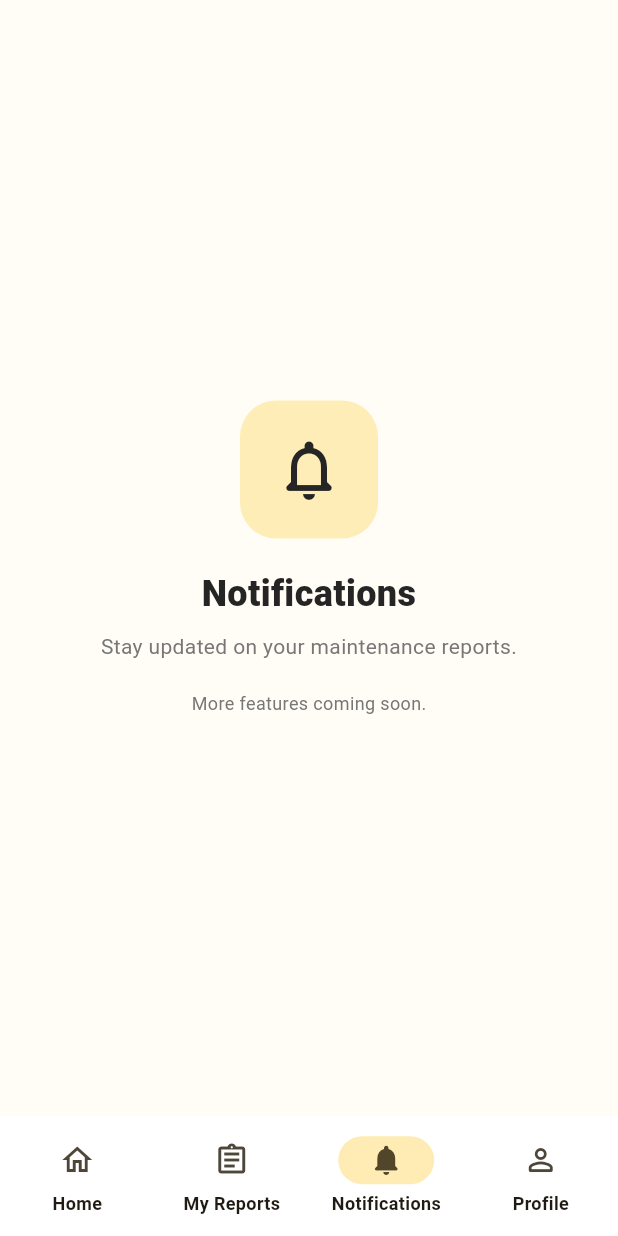
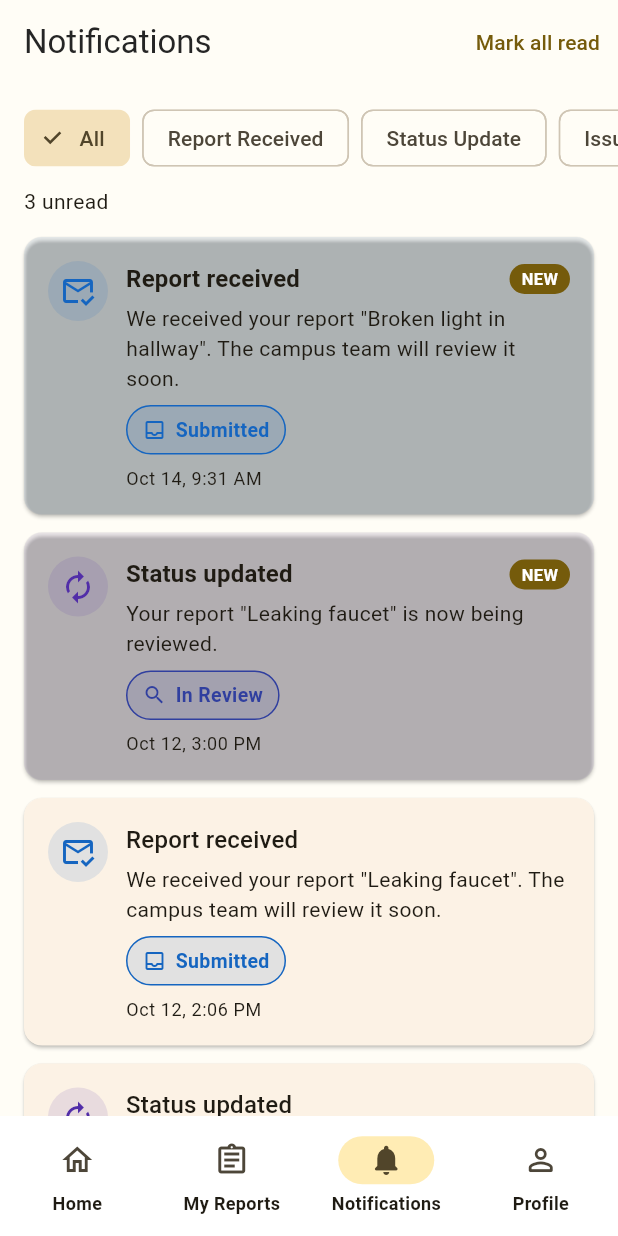
Before and after one commit to karenangco24-source/QuickFix, a Flutter app: the screen it shows after launch, item 3 of the bottom bar chosen, on a phone screen of 412 x 824 dp. Run offline on Flutter 3.47's test engine with Material 3 defaults, Android fonts, the phone set to English and light mode, and no system bars; our stand-ins replace image_picker.

Commit message:
Add Notifications screen with MVVM

```diff
--- /dev/null
+++ b/lib/models/app_notification.dart
@@ -0,0 +1,41 @@
+import 'notification_type.dart';
+import 'report_status.dart';
+
+/// Immutable notification model.
+/// Named AppNotification to avoid clashing with Flutter's own Notification class.
+class AppNotification {
+  const AppNotification({
+    required this.id,
+    required this.type,
+    required this.title,
+    required this.message,
+    required this.reportId,
+    required this.createdAt,
+    this.status,
+    this.isRead = false,
+  });
+
+  final String id;
+  final NotificationType type;
+  final String title;
+  final String message;
+  final String reportId;
+  final DateTime createdAt;
+
+  /// The report status this notification is about (shown as a status chip).
+  final ReportStatus? status;
+  final bool isRead;
+
+  AppNotification copyWith({bool? isRead}) {
+    return AppNotification(
+      id: id,
+      type: type,
+      title: title,
+      message: message,
+      reportId: reportId,
+      createdAt: createdAt,
+      status: status,
+      isRead: isRead ?? this.isRead,
+    );
+  }
+}
--- /dev/null
+++ b/lib/models/notification_type.dart
@@ -0,0 +1,19 @@
+/// The three kinds of notification the app shows.
+/// No Flutter/UI imports here: icons and colors live in
+/// widgets/notification_style.dart.
+enum NotificationType {
+  reportReceived,
+  statusUpdate,
+  issueResolved;
+
+  String get label {
+    switch (this) {
+      case NotificationType.reportReceived:
+        return 'Report Received';
+      case NotificationType.statusUpdate:
+        return 'Status Update';
+      case NotificationType.issueResolved:
+        return 'Issue Resolved';
+    }
+  }
+}
--- a/lib/navigation/main_navigation.dart
+++ b/lib/navigation/main_navigation.dart
@@ -1,6 +1,7 @@
 
 import 'package:flutter/material.dart';
 
+import '../screens/notifications_screen.dart';
 import '../screens/home_screen.dart';
 import '../screens/my_reports_screen.dart';
 import '../screens/placeholder_screen.dart';
@@ -39,11 +40,7 @@ class _MainNavigationState extends State<MainNavigation> {
         onNotificationsTap: () => _selectTab(2),
       ),
       const MyReportsScreen(),
-      const PlaceholderScreen(
-        title: 'Notifications',
-        subtitle: 'Stay updated on your maintenance reports.',
-        icon: Icons.notifications_none_rounded,
-      ),
+      const NotificationsScreen(),
       const PlaceholderScreen(
         title: 'Profile',
         subtitle: 'Manage your account and preferences.',
--- /dev/null
+++ b/lib/repositories/mock_notification_repository.dart
@@ -0,0 +1,73 @@
+import '../models/app_notification.dart';
+import '../models/notification_type.dart';
+import '../models/report_status.dart';
+import 'notification_repository.dart';
+
+/// Prototype data source. Swap for a real implementation later.
+class MockNotificationRepository implements NotificationRepository {
+  @override
+  Future<List<AppNotification>> getNotifications() async {
+    await Future<void>.delayed(const Duration(milliseconds: 400));
+    return _notifications;
+  }
+
+  static final List<AppNotification> _notifications = [
+    AppNotification(
+      id: 'N-001',
+      type: NotificationType.reportReceived,
+      title: 'Report received',
+      message: 'We received your report "Broken light in hallway". The campus team will review it soon.',
+      reportId: 'R-1001',
+      status: ReportStatus.submitted,
+      createdAt: DateTime(2026, 10, 14, 9, 31),
+    ),
+    AppNotification(
+      id: 'N-002',
+      type: NotificationType.statusUpdate,
+      title: 'Status updated',
+      message: 'Your report "Leaking faucet" is now being reviewed.',
+      reportId: 'R-1002',
+      status: ReportStatus.inReview,
+      createdAt: DateTime(2026, 10, 12, 15, 0),
+    ),
+    AppNotification(
+      id: 'N-003',
+      type: NotificationType.reportReceived,
+      title: 'Report received',
+      message: 'We received your report "Leaking faucet". The campus team will review it soon.',
+      reportId: 'R-1002',
+      status: ReportStatus.submitted,
+      isRead: true,
+      createdAt: DateTime(2026, 10, 12, 14, 6),
+    ),
+    AppNotification(
+      id: 'N-004',
+      type: NotificationType.statusUpdate,
+      title: 'Status updated',
+      message: 'A staff member is now working on your report "Weak Wi-Fi signal".',
+      reportId: 'R-1003',
+      status: ReportStatus.inProgress,
+      isRead: true,
+      createdAt: DateTime(2026, 10, 10, 14, 0),
+    ),
+    AppNotification(
+      id: 'N-005',
+      type: NotificationType.issueResolved,
+      title: 'Issue resolved',
+      message: 'Your report "Projector not working" has been fixed. Please tell us if the problem returns.',
+      reportId: 'R-1005',
+      status: ReportStatus.resolved,
+      createdAt: DateTime(2026, 10, 6, 10, 0),
+    ),
+    AppNotification(
+      id: 'N-006',
+      type: NotificationType.issueResolved,
+      title: 'Issue resolved',
+      message: 'Your report "Clogged drain" has been fixed. Please tell us if the problem returns.',
+      reportId: 'R-1006',
+      status: ReportStatus.resolved,
+      isRead: true,
+      createdAt: DateTime(2026, 10, 3, 9, 0),
+    ),
+  ];
+}
--- /dev/null
+++ b/lib/repositories/notification_repository.dart
@@ -0,0 +1,8 @@
+import '../models/app_notification.dart';
+
+/// Abstraction the NotificationsViewModel depends on (Dependency Inversion).
+/// A real backend or push service can replace the mock later without
+/// changing the ViewModel or the screen (Open/Closed).
+abstract class NotificationRepository {
+  Future<List<AppNotification>> getNotifications();
+}
--- /dev/null
+++ b/lib/screens/notifications_screen.dart
@@ -0,0 +1,176 @@
+import 'package:flutter/material.dart';
+
+import '../models/notification_type.dart';
+import '../repositories/mock_notification_repository.dart';
+import '../repositories/notification_repository.dart';
+import '../viewmodels/notifications_viewmodel.dart';
+import '../widgets/notification_tile.dart';
+
+/// View only: draws what the ViewModel exposes and forwards user actions.
+class NotificationsScreen extends StatefulWidget {
+  const NotificationsScreen({super.key, this.repository});
+
+  /// Optional so the data source can be injected (e.g. for tests).
+  /// Falls back to the mock repository for the prototype.
+  final NotificationRepository? repository;
+
+  @override
+  State<NotificationsScreen> createState() => _NotificationsScreenState();
+}
+
+class _NotificationsScreenState extends State<NotificationsScreen> {
+  late final NotificationsViewModel _viewModel;
+
+  @override
+  void initState() {
+    super.initState();
+    _viewModel = NotificationsViewModel(
+      widget.repository ?? MockNotificationRepository(),
+    );
+    _viewModel.load();
+  }
+
+  @override
+  void dispose() {
+    _viewModel.dispose();
+    super.dispose();
+  }
+
+  @override
+  Widget build(BuildContext context) {
+    return ListenableBuilder(
+      listenable: _viewModel,
+      builder: (context, _) {
+        return Scaffold(
+          appBar: AppBar(
+            title: const Text('Notifications'),
+            actions: [
+              TextButton(
+                onPressed:
+                    _viewModel.unreadCount == 0 ? null : _viewModel.markAllAsRead,
+                child: const Text('Mark all read'),
+              ),
+            ],
+          ),
+          body: _buildBody(context),
+        );
+      },
+    );
+  }
+
+  Widget _buildBody(BuildContext context) {
+    if (_viewModel.isLoading) {
+      return const Center(child: CircularProgressIndicator());
+    }
+    if (_viewModel.errorMessage != null) {
+      return _MessageView(
+        message: _viewModel.errorMessage!,
+        actionLabel: 'Try again',
+        onAction: _viewModel.load,
+      );
+    }
+    if (_viewModel.isEmpty) {
+      return const _MessageView(message: 'You have no notifications yet.');
+    }
+
+    final items = _viewModel.visibleNotifications;
+    final unread = _viewModel.unreadCount;
+
+    return Column(
+      children: [
+        _FilterBar(
+          selected: _viewModel.selectedFilter,
+          onSelected: _viewModel.selectFilter,
+        ),
+        Padding(
+          padding: const EdgeInsets.fromLTRB(16, 4, 16, 4),
+          child: Align(
+            alignment: Alignment.centerLeft,
+            child: Text(
+              unread == 0 ? 'You are all caught up.' : '$unread unread',
+              style: Theme.of(context).textTheme.bodyMedium,
+            ),
+          ),
+        ),
+        Expanded(
+          child: items.isEmpty
+              ? const _MessageView(message: 'No notifications in this category.')
+              : ListView(
+                  padding: const EdgeInsets.fromLTRB(16, 4, 16, 16),
+                  children: [
+                    for (final notification in items)
+                      NotificationTile(
+                        notification: notification,
+                        timeText: _viewModel.timeText(notification),
+                        onTap: () => _viewModel.markAsRead(notification.id),
+                      ),
+                  ],
+                ),
+        ),
+      ],
+    );
+  }
+}
+
+class _FilterBar extends StatelessWidget {
+  const _FilterBar({required this.selected, required this.onSelected});
+
+  final NotificationType? selected;
+  final ValueChanged<NotificationType?> onSelected;
+
+  @override
+  Widget build(BuildContext context) {
+    return SingleChildScrollView(
+      scrollDirection: Axis.horizontal,
+      padding: const EdgeInsets.fromLTRB(16, 12, 16, 4),
+      child: Row(
+        children: [
+          FilterChip(
+            label: const Text('All'),
+            selected: selected == null,
+            onSelected: (_) => onSelected(null),
+          ),
+          for (final type in NotificationType.values) ...[
+            const SizedBox(width: 8),
+            FilterChip(
+              label: Text(type.label),
+              selected: selected == type,
+              onSelected: (_) => onSelected(type),
+            ),
+          ],
+        ],
+      ),
+    );
+  }
+}
+
+class _MessageView extends StatelessWidget {
+  const _MessageView({required this.message, this.actionLabel, this.onAction});
+
+  final String message;
+  final String? actionLabel;
+  final VoidCallback? onAction;
+
+  @override
+  Widget build(BuildContext context) {
+    return Center(
+      child: Padding(
+        padding: const EdgeInsets.all(24),
+        child: Column(
+          mainAxisSize: MainAxisSize.min,
+          children: [
+            Text(
+              message,
+              textAlign: TextAlign.center,
+              style: Theme.of(context).textTheme.bodyLarge,
+            ),
+            if (actionLabel != null && onAction != null) ...[
+              const SizedBox(height: 16),
+              FilledButton(onPressed: onAction, child: Text(actionLabel!)),
+            ],
+          ],
+        ),
+      ),
+    );
+  }
+}
--- /dev/null
+++ b/lib/viewmodels/notifications_viewmodel.dart
@@ -0,0 +1,81 @@
+import 'package:flutter/foundation.dart';
+
+import '../models/app_notification.dart';
+import '../models/notification_type.dart';
+import '../repositories/notification_repository.dart';
+
+/// State and logic for the Notifications screen.
+/// Depends only on the NotificationRepository abstraction.
+class NotificationsViewModel extends ChangeNotifier {
+  NotificationsViewModel(this._repository);
+
+  final NotificationRepository _repository;
+
+  bool _isLoading = false;
+  String? _errorMessage;
+  List<AppNotification> _all = const [];
+  NotificationType? _filter; // null means "All"
+
+  bool get isLoading => _isLoading;
+  String? get errorMessage => _errorMessage;
+  NotificationType? get selectedFilter => _filter;
+  bool get isEmpty => !_isLoading && _errorMessage == null && _all.isEmpty;
+  int get unreadCount => _all.where((n) => !n.isRead).length;
+
+  /// Notifications for the selected filter, newest first.
+  List<AppNotification> get visibleNotifications {
+    final items = _filter == null
+        ? _all.toList()
+        : _all.where((n) => n.type == _filter).toList();
+    items.sort((a, b) => b.createdAt.compareTo(a.createdAt));
+    return items;
+  }
+
+  Future<void> load() async {
+    _isLoading = true;
+    _errorMessage = null;
+    notifyListeners();
+
+    try {
+      _all = await _repository.getNotifications();
+    } catch (_) {
+      _errorMessage = 'Could not load your notifications. Please try again.';
+    } finally {
+      _isLoading = false;
+      notifyListeners();
+    }
+  }
+
+  void selectFilter(NotificationType? type) {
+    _filter = type;
+    notifyListeners();
+  }
+
+  void markAsRead(String id) {
+    final index = _all.indexWhere((n) => n.id == id);
+    if (index == -1 || _all[index].isRead) return;
+    final updated = List<AppNotification>.of(_all);
+    updated[index] = updated[index].copyWith(isRead: true);
+    _all = updated;
+    notifyListeners();
+  }
+
+  void markAllAsRead() {
+    if (unreadCount == 0) return;
+    _all = _all.map((n) => n.copyWith(isRead: true)).toList();
+    notifyListeners();
+  }
+
+  /// Display-ready timestamp, e.g. "Oct 14, 9:31 AM".
+  String timeText(AppNotification notification) {
+    const months = [
+      'Jan', 'Feb', 'Mar', 'Apr', 'May', 'Jun',
+      'Jul', 'Aug', 'Sep', 'Oct', 'Nov', 'Dec',
+    ];
+    final d = notification.createdAt;
+    final hour12 = d.hour % 12 == 0 ? 12 : d.hour % 12;
+    final minute = d.minute.toString().padLeft(2, '0');
+    final period = d.hour >= 12 ? 'PM' : 'AM';
+    return '${months[d.month - 1]} ${d.day}, $hour12:$minute $period';
+  }
+}
--- /dev/null
+++ b/lib/widgets/notification_style.dart
@@ -0,0 +1,29 @@
+import 'package:flutter/material.dart';
+
+import '../models/notification_type.dart';
+
+/// UI styling for each notification type, kept out of the model.
+/// Every type has an icon and a text label, so color is never the only signal.
+extension NotificationTypeStyle on NotificationType {
+  IconData get icon {
+    switch (this) {
+      case NotificationType.reportReceived:
+        return Icons.mark_email_read_outlined;
+      case NotificationType.statusUpdate:
+        return Icons.autorenew;
+      case NotificationType.issueResolved:
+        return Icons.check_circle_outline;
+    }
+  }
+
+  Color get color {
+    switch (this) {
+      case NotificationType.reportReceived:
+        return Colors.blue.shade800;
+      case NotificationType.statusUpdate:
+        return Colors.deepPurple.shade700;
+      case NotificationType.issueResolved:
+        return Colors.green.shade800;
+    }
+  }
+}
--- /dev/null
+++ b/lib/widgets/notification_tile.dart
@@ -0,0 +1,103 @@
+import 'package:flutter/material.dart';
+
+import '../models/app_notification.dart';
+import 'notification_style.dart';
+import 'status_chip.dart';
+
+/// One tappable notification in the Notifications list.
+/// Unread items show a "NEW" text badge and bold title, not just a color.
+class NotificationTile extends StatelessWidget {
+  const NotificationTile({
+    super.key,
+    required this.notification,
+    required this.timeText,
+    required this.onTap,
+  });
+
+  final AppNotification notification;
+  final String timeText;
+  final VoidCallback onTap;
+
+  @override
+  Widget build(BuildContext context) {
+    final textTheme = Theme.of(context).textTheme;
+    final type = notification.type;
+    final isUnread = !notification.isRead;
+
+    return Card(
+      margin: const EdgeInsets.symmetric(vertical: 6),
+      color: isUnread ? type.color.withAlpha(18) : null,
+      child: InkWell(
+        borderRadius: BorderRadius.circular(12),
+        onTap: onTap,
+        child: Padding(
+          padding: const EdgeInsets.all(16),
+          child: Row(
+            crossAxisAlignment: CrossAxisAlignment.start,
+            children: [
+              CircleAvatar(
+                backgroundColor: type.color.withAlpha(30),
+                child: Icon(type.icon, color: type.color),
+              ),
+              const SizedBox(width: 12),
+              Expanded(
+                child: Column(
+                  crossAxisAlignment: CrossAxisAlignment.start,
+                  children: [
+                    Row(
+                      children: [
+                        Expanded(
+                          child: Text(
+                            notification.title,
+                            style: textTheme.titleMedium?.copyWith(
+                              fontWeight:
+                                  isUnread ? FontWeight.w700 : FontWeight.w500,
+                            ),
+                          ),
+                        ),
+                        if (isUnread) const _NewBadge(),
+                      ],
+                    ),
+                    const SizedBox(height: 4),
+                    Text(notification.message, style: textTheme.bodyMedium),
+                    if (notification.status != null) ...[
+                      const SizedBox(height: 8),
+                      StatusChip(status: notification.status!),
+                    ],
+                    const SizedBox(height: 8),
+                    Text(timeText, style: textTheme.bodySmall),
+                  ],
+                ),
+              ),
+            ],
+          ),
+        ),
+      ),
+    );
+  }
+}
+
+class _NewBadge extends StatelessWidget {
+  const _NewBadge();
+
+  @override
+  Widget build(BuildContext context) {
+    final scheme = Theme.of(context).colorScheme;
+    return Container(
+      margin: const EdgeInsets.only(left: 8),
+      padding: const EdgeInsets.symmetric(horizontal: 8, vertical: 2),
+      decoration: BoxDecoration(
+        color: scheme.primary,
+        borderRadius: BorderRadius.circular(10),
+      ),
+      child: Text(
+        'NEW',
+        style: TextStyle(
+          color: scheme.onPrimary,
+          fontSize: 11,
+          fontWeight: FontWeight.w700,
+        ),
+      ),
+    );
+  }
+}
```
